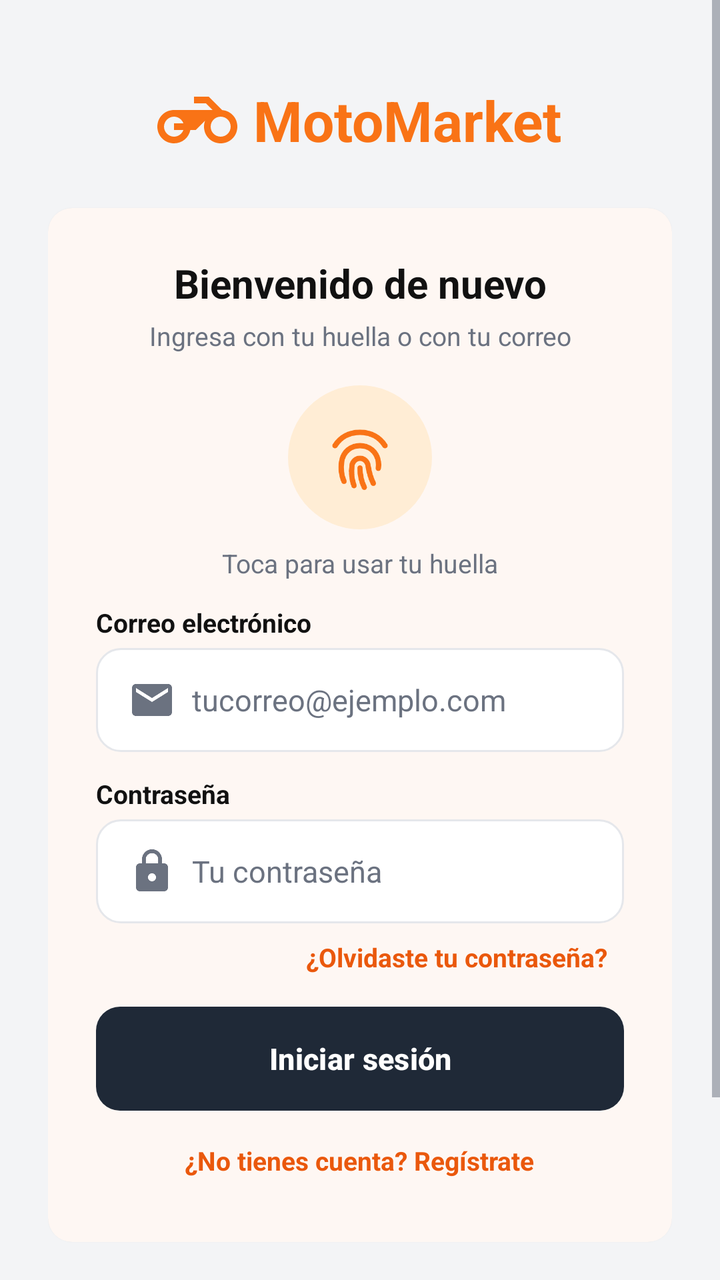
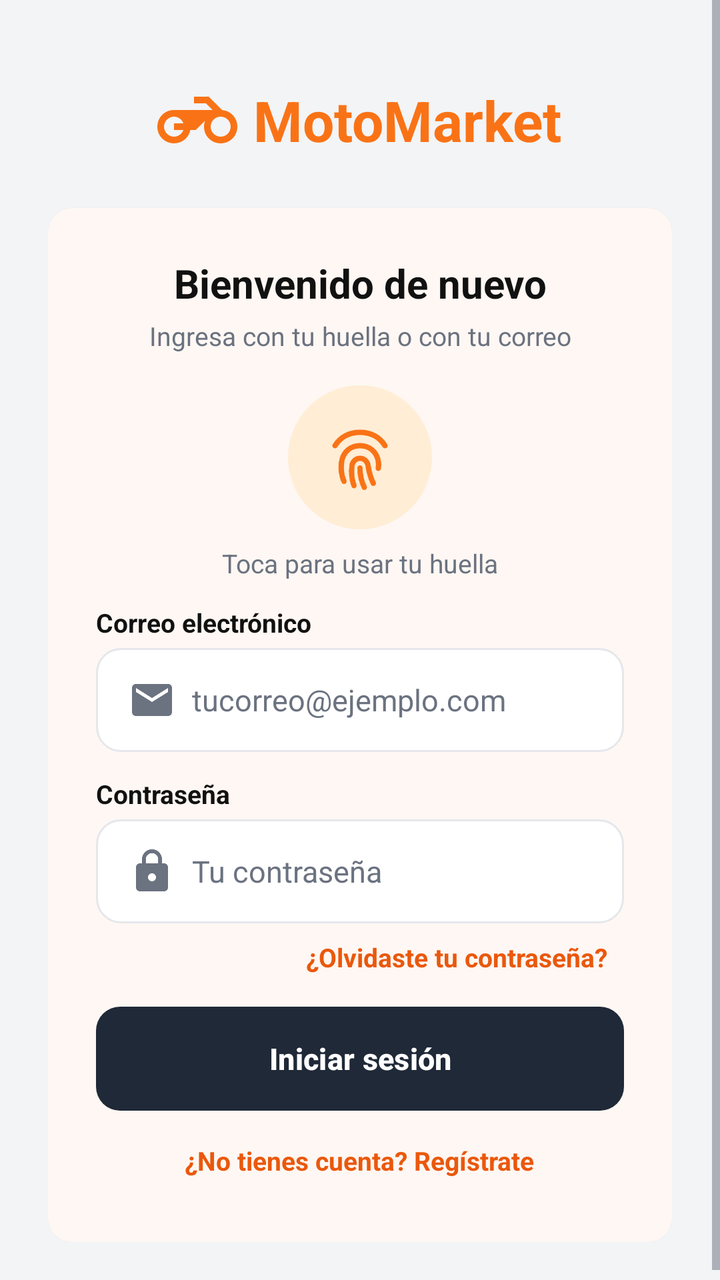

Screens rendered from an Android XML layout before and after an edit, with the pre-edit source and the edit as a unified diff.
<!-- AndroidManifest.xml: application theme Theme.MotoMarket -->
<!-- res/layout/activity_login.xml -->
<?xml version="1.0" encoding="utf-8"?>
<ScrollView xmlns:android="http://schemas.android.com/apk/res/android"
    xmlns:app="http://schemas.android.com/apk/res-auto"
    android:layout_width="match_parent"
    android:layout_height="match_parent"
    android:background="@color/fondo"
    android:fillViewport="true">

    <LinearLayout
        android:layout_width="match_parent"
        android:layout_height="wrap_content"
        android:orientation="vertical"
        android:padding="@dimen/espacio_xl">

        <LinearLayout
            android:layout_width="wrap_content"
            android:layout_height="wrap_content"
            android:layout_gravity="center_horizontal"
            android:layout_marginTop="@dimen/espacio_l"
            android:gravity="center_vertical"
            android:orientation="horizontal">

            <ImageView
                android:layout_width="@dimen/icono_l"
                android:layout_height="@dimen/icono_l"
                android:contentDescription="@string/cd_logo"
                android:src="@drawable/ic_moto"
                app:tint="@color/naranja_primario" />

            <TextView
                android:layout_width="wrap_content"
                android:layout_height="wrap_content"
                android:layout_marginStart="@dimen/espacio_s"
                android:text="@string/app_name"
                android:textColor="@color/naranja_primario"
                android:textSize="@dimen/texto_precio_grande"
                android:textStyle="bold" />
        </LinearLayout>

        <com.google.android.material.card.MaterialCardView
            android:layout_width="match_parent"
            android:layout_height="wrap_content"
            android:layout_marginTop="@dimen/espacio_xl">

            <LinearLayout
                android:layout_width="match_parent"
                android:layout_height="wrap_content"
                android:orientation="vertical"
                android:padding="@dimen/espacio_xl">

                <TextView
                    style="@style/MotoMarket.Text.Titulo"
                    android:layout_width="match_parent"
                    android:layout_height="wrap_content"
                    android:gravity="center"
                    android:text="@string/login_bienvenida" />

                <TextView
                    style="@style/MotoMarket.Text.Secundario"
                    android:layout_width="match_parent"
                    android:layout_height="wrap_content"
                    android:layout_marginTop="@dimen/espacio_xs"
                    android:gravity="center"
                    android:text="@string/login_subtitulo" />

                <ImageButton
                    android:id="@+id/btnHuella"
                    android:layout_width="@dimen/circulo_huella"
                    android:layout_height="@dimen/circulo_huella"
                    android:layout_gravity="center_horizontal"
                    android:layout_marginTop="@dimen/espacio_l"
                    android:background="@drawable/bg_circulo_suave"
                    android:contentDescription="@string/cd_huella"
                    android:padding="@dimen/espacio_l"
                    android:scaleType="fitCenter"
                    android:src="@drawable/ic_fingerprint"
                    app:tint="@color/naranja_primario" />

                <TextView
                    style="@style/MotoMarket.Text.Secundario"
                    android:layout_width="match_parent"
                    android:layout_height="wrap_content"
                    android:layout_marginTop="@dimen/espacio_s"
                    android:gravity="center"
                    android:text="@string/login_usar_huella" />

                <TextView
                    style="@style/MotoMarket.Label"
                    android:text="@string/campo_correo" />

                <EditText
                    android:id="@+id/etCorreo"
                    style="@style/MotoMarket.Campo"
                    android:autofillHints="emailAddress"
                    android:drawableStart="@drawable/ic_email"
                    android:hint="@string/hint_correo"
                    android:inputType="textEmailAddress" />

                <TextView
                    style="@style/MotoMarket.Label"
                    android:text="@string/campo_password" />

                <EditText
                    android:id="@+id/etPassword"
                    style="@style/MotoMarket.Campo"
                    android:autofillHints="password"
                    android:drawableStart="@drawable/ic_lock"
                    android:hint="@string/hint_password"
                    android:inputType="textPassword" />

                <TextView
                    android:id="@+id/tvOlvidePassword"
                    style="@style/MotoMarket.Text.Enlace"
                    android:layout_width="wrap_content"
                    android:layout_height="wrap_content"
                    android:layout_gravity="end"
                    android:text="@string/login_olvide_password" />

                <Button
                    android:id="@+id/btnIniciarSesion"
                    style="@style/MotoMarket.Button.Secondary"
                    android:layout_width="match_parent"
                    android:layout_height="wrap_content"
                    android:layout_marginTop="@dimen/espacio_s"
                    android:text="@string/login_iniciar_sesion" />

                <TextView
                    android:id="@+id/tvRegistrarse"
                    style="@style/MotoMarket.Text.Enlace"
                    android:layout_width="wrap_content"
                    android:layout_height="wrap_content"
                    android:layout_gravity="center_horizontal"
                    android:layout_marginTop="@dimen/espacio_s"
                    android:text="@string/login_registrarse" />
            </LinearLayout>
        </com.google.android.material.card.MaterialCardView>

        <TextView
            style="@style/MotoMarket.Text.Secundario"
            android:layout_width="match_parent"
            android:layout_height="wrap_content"
            android:layout_marginTop="@dimen/espacio_xl"
            android:gravity="center"
            android:text="@string/login_acceso_demo" />

        <LinearLayout
            android:layout_width="match_parent"
            android:layout_height="wrap_content"
            android:layout_marginTop="@dimen/espacio_s"
            android:orientation="horizontal">

            <Button
                android:id="@+id/btnDemoComprador"
                style="@style/MotoMarket.Button.Outlined"
                android:layout_width="0dp"
                android:layout_height="wrap_content"
                android:layout_weight="1"
                android:text="@string/rol_comprador" />

            <Button
                android:id="@+id/btnDemoVendedor"
                style="@style/MotoMarket.Button.Outlined"
                android:layout_width="0dp"
                android:layout_height="wrap_content"
                android:layout_marginStart="@dimen/espacio_s"
                android:layout_marginEnd="@dimen/espacio_s"
                android:layout_weight="1"
                android:text="@string/rol_vendedor" />

            <Button
                android:id="@+id/btnDemoAdmin"
                style="@style/MotoMarket.Button.Outlined"
                android:layout_width="0dp"
                android:layout_height="wrap_content"
                android:layout_weight="1"
                android:text="@string/rol_admin" />
        </LinearLayout>

    </LinearLayout>
</ScrollView>
<!-- resources referenced by this layout -->
<resources>
  <color name="fondo">#F3F4F6</color>
  <color name="naranja_primario">#F97316</color>
  <dimen name="circulo_huella">72dp</dimen>
  <dimen name="espacio_l">16dp</dimen>
  <dimen name="espacio_s">8dp</dimen>
  <dimen name="espacio_xl">24dp</dimen>
  <dimen name="espacio_xs">4dp</dimen>
  <dimen name="icono_l">40dp</dimen>
  <dimen name="texto_precio_grande">28sp</dimen>
  <!-- drawable bg_circulo_suave (drawable) -->
  <shape xmlns:android="http://schemas.android.com/apk/res/android"
      android:shape="oval">
      <solid android:color="@color/naranja_suave" />
  </shape>
  <string name="app_name">MotoMarket</string>
  <string name="campo_correo">Correo electrónico</string>
  <string name="campo_password">Contraseña</string>
  <string name="cd_huella">Iniciar sesión con huella</string>
  <string name="cd_logo">Logo de MotoMarket</string>
  <string name="hint_correo">tucorreo@ejemplo.com</string>
  <string name="hint_password">Tu contraseña</string>
  <string name="login_bienvenida">Bienvenido de nuevo</string>
  <string name="login_iniciar_sesion">Iniciar sesión</string>
  <string name="login_olvide_password">¿Olvidaste tu contraseña?</string>
  <string name="login_registrarse">¿No tienes cuenta? Regístrate</string>
  <string name="login_subtitulo">Ingresa con tu huella o con tu correo</string>
  <string name="login_usar_huella">Toca para usar tu huella</string>
  <string name="rol_admin">Administrador</string>
  <string name="rol_comprador">Comprador</string>
  <string name="rol_vendedor">Vendedor</string>
  <style name="MotoMarket.Button.Outlined" parent="Widget.Material3.Button.OutlinedButton">
          <item name="android:textColor">@color/naranja_oscuro</item>
          <item name="android:textAllCaps">false</item>
          <item name="android:textStyle">bold</item>
          <item name="strokeColor">@color/naranja_primario</item>
          <item name="cornerRadius">@dimen/radio_esquina</item>
          <item name="android:minHeight">@dimen/alto_boton</item>
      </style>
  <style name="MotoMarket.Button.Secondary">
          <item name="android:background">@drawable/bg_boton_gris_oscuro</item>
      </style>
  <style name="MotoMarket.Text.Secundario">
          <item name="android:textColor">@color/texto_secundario</item>
          <item name="android:textSize">@dimen/texto_s</item>
      </style>
  <style name="MotoMarket.Text.Titulo">
          <item name="android:textSize">@dimen/texto_titulo</item>
          <item name="android:textStyle">bold</item>
      </style>
  <style name="Theme.MotoMarket" parent="Base.Theme.MotoMarket" />
  <color name="naranja_suave">#FFEDD5</color>
  <color name="texto_principal">#111111</color>
  <color name="naranja_oscuro">#EA580C</color>
  <dimen name="radio_esquina">12dp</dimen>
  <dimen name="alto_boton">52dp</dimen>
  <dimen name="alto_campo">52dp</dimen>
  <dimen name="espacio_m">12dp</dimen>
  <color name="texto_secundario">#6B7280</color>
  <dimen name="texto_m">15sp</dimen>
  <dimen name="texto_s">13sp</dimen>
  <dimen name="texto_titulo">20sp</dimen>
  <color name="gris_oscuro_presionado">#374151</color>
  <color name="gris_oscuro">#1F2937</color>
  <color name="blanco">#FFFFFF</color>
  <dimen name="borde_fino">1dp</dimen>
  <color name="borde">#E5E7EB</color>
  <style name="MotoMarket.Card" parent="Widget.Material3.CardView.Elevated">
          <item name="cardBackgroundColor">@color/blanco</item>
          <item name="cardCornerRadius">@dimen/radio_esquina</item>
          <item name="cardElevation">@dimen/elevacion_tarjeta</item>
      </style>
  <style name="MotoMarket.Radio" parent="Widget.Material3.CompoundButton.RadioButton">
          <item name="android:textColor">@color/texto_principal</item>
          <item name="android:textSize">@dimen/texto_m</item>
      </style>
  <dimen name="elevacion_tarjeta">1dp</dimen>
  <!-- unchanged entries left out for length: 15 -->
</resources>

<!-- the commit's change to res/layout/activity_login.xml (unified diff, before → after) -->
@@ -135,46 +135,14 @@
             </LinearLayout>
         </com.google.android.material.card.MaterialCardView>
 
-        <TextView
-            style="@style/MotoMarket.Text.Secundario"
-            android:layout_width="match_parent"
+        <ProgressBar
+            android:id="@+id/progreso"
+            android:layout_width="wrap_content"
             android:layout_height="wrap_content"
-            android:layout_marginTop="@dimen/espacio_xl"
-            android:gravity="center"
-            android:text="@string/login_acceso_demo" />
-
-        <LinearLayout
-            android:layout_width="match_parent"
-            android:layout_height="wrap_content"
-            android:layout_marginTop="@dimen/espacio_s"
-            android:orientation="horizontal">
-
-            <Button
-                android:id="@+id/btnDemoComprador"
-                style="@style/MotoMarket.Button.Outlined"
-                android:layout_width="0dp"
-                android:layout_height="wrap_content"
-                android:layout_weight="1"
-                android:text="@string/rol_comprador" />
-
-            <Button
-                android:id="@+id/btnDemoVendedor"
-                style="@style/MotoMarket.Button.Outlined"
-                android:layout_width="0dp"
-                android:layout_height="wrap_content"
-                android:layout_marginStart="@dimen/espacio_s"
-                android:layout_marginEnd="@dimen/espacio_s"
-                android:layout_weight="1"
-                android:text="@string/rol_vendedor" />
-
-            <Button
-                android:id="@+id/btnDemoAdmin"
-                style="@style/MotoMarket.Button.Outlined"
-                android:layout_width="0dp"
-                android:layout_height="wrap_content"
-                android:layout_weight="1"
-                android:text="@string/rol_admin" />
-        </LinearLayout>
+            android:layout_gravity="center_horizontal"
+            android:layout_marginTop="@dimen/espacio_l"
+            android:indeterminateTint="@color/naranja_primario"
+            android:visibility="gone" />
 
     </LinearLayout>
 </ScrollView>
<!-- resource entries referenced after the edit -->
@@ -27,17 +27,6 @@
   <string name="login_registrarse">¿No tienes cuenta? Regístrate</string>
   <string name="login_subtitulo">Ingresa con tu huella o con tu correo</string>
   <string name="login_usar_huella">Toca para usar tu huella</string>
-  <string name="rol_admin">Administrador</string>
-  <string name="rol_comprador">Comprador</string>
-  <string name="rol_vendedor">Vendedor</string>
-  <style name="MotoMarket.Button.Outlined" parent="Widget.Material3.Button.OutlinedButton">
-          <item name="android:textColor">@color/naranja_oscuro</item>
-          <item name="android:textAllCaps">false</item>
-          <item name="android:textStyle">bold</item>
-          <item name="strokeColor">@color/naranja_primario</item>
-          <item name="cornerRadius">@dimen/radio_esquina</item>
-          <item name="android:minHeight">@dimen/alto_boton</item>
-      </style>
   <style name="MotoMarket.Button.Secondary">
           <item name="android:background">@drawable/bg_boton_gris_oscuro</item>
       </style>
